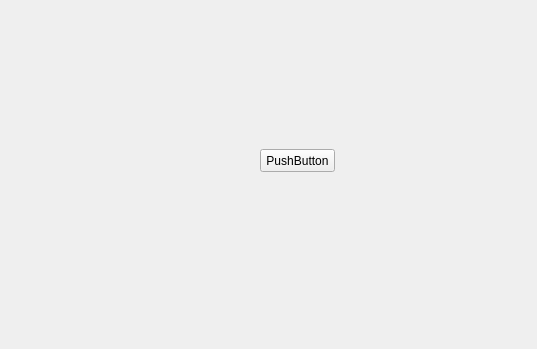
This is code/vnes-app/mainwindow.ui in lehtoee/softwareDesignProject as Qt 5 draws it before an edit; both pictures show x 0 to 537 and y 251 to 600 of the 800 by 600 pixel window. The edited form follows.
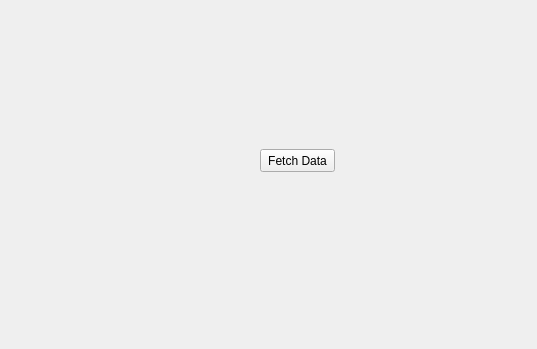
This is the edited form.

Diff of the .ui file:
```diff
--- a/code/vnes-app/mainwindow.ui
+++ b/code/vnes-app/mainwindow.ui
@@ -24,7 +24,7 @@
      </rect>
     </property>
     <property name="text">
-     <string>PushButton</string>
+     <string>Fetch Data</string>
     </property>
    </widget>
   </widget>
```
Left out of the diff: 4 changed lines with no effect on the pictures.
